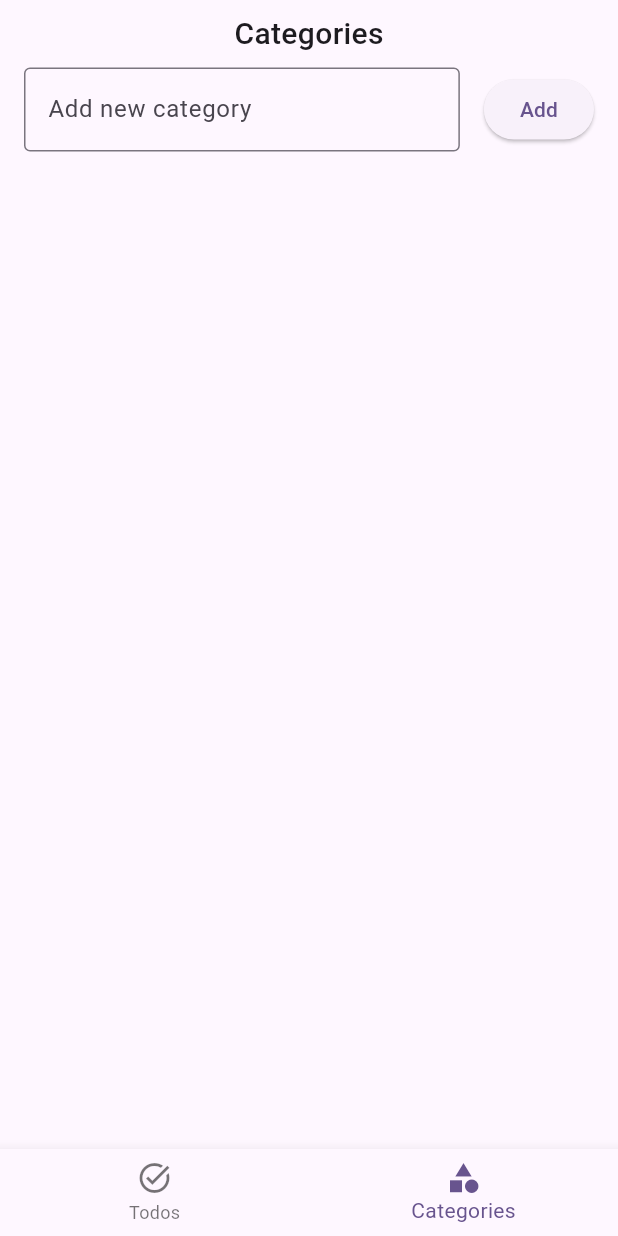
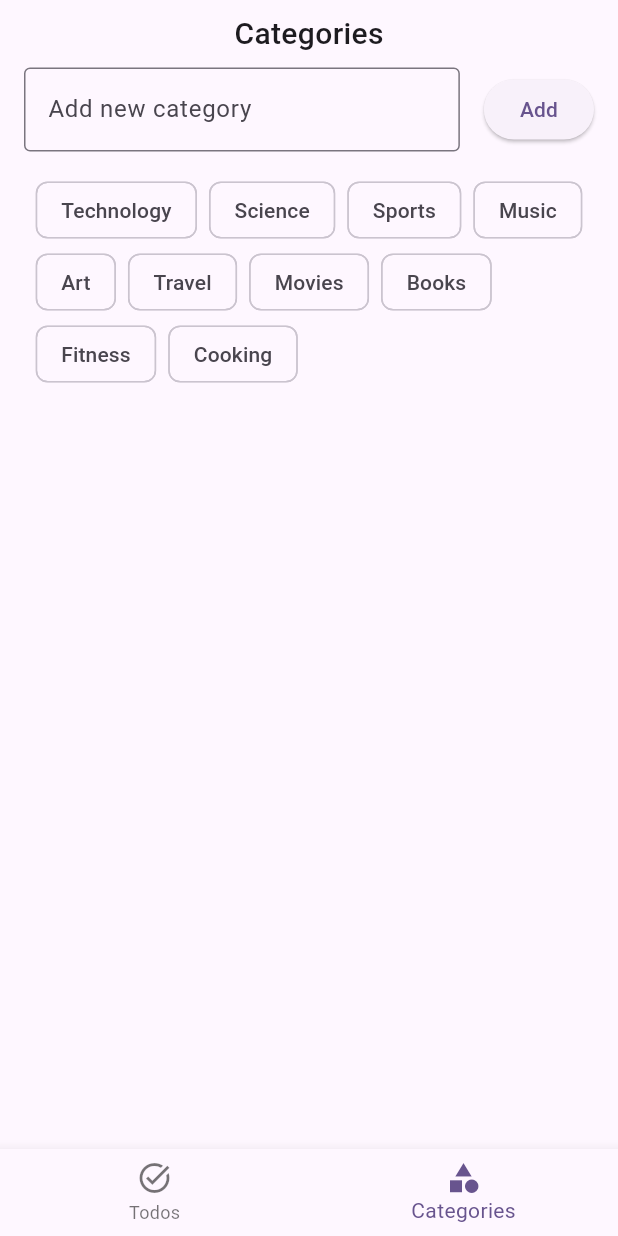
Before and after one commit to Raboro/todo-app-testing, a Flutter app: the screen it shows after launch, item 2 of the bottom bar chosen, on a phone screen of 412 x 824 dp. Run offline on Flutter 3.47's test engine with Material 3 defaults, Android fonts, the phone set to English and light mode, and no system bars; our stand-ins replace modal_bottom_sheet.

Commit message:
feat(CategoriesContainer): :sparkles: added CategoriesContainer & included in tab

```diff
--- a/todo-flutter/lib/tabs/categories_tab.dart
+++ b/todo-flutter/lib/tabs/categories_tab.dart
@@ -1,4 +1,5 @@
 import 'package:flutter/material.dart';
+import 'package:todo_flutter/widgets/categories_container.dart';
 import 'package:todo_flutter/widgets/heading.dart';
 
 import '../widgets/add_new_category.dart';
@@ -9,7 +10,11 @@ class CategoriesTab extends StatelessWidget {
   @override
   Widget build(BuildContext context) {
     return const Column(
-      children: [Center(child: Heading(text: 'Categories')), AddNewCategory()],
+      children: [
+        Center(child: Heading(text: 'Categories')),
+        AddNewCategory(),
+        CategoriesContainer()
+      ],
     );
   }
 }
--- /dev/null
+++ b/todo-flutter/lib/widgets/categories_container.dart
@@ -0,0 +1,39 @@
+import 'package:flutter/material.dart';
+import 'package:todo_flutter/data/category_model.dart';
+
+class CategoriesContainer extends StatefulWidget {
+  const CategoriesContainer({super.key});
+
+  @override
+  State<StatefulWidget> createState() => _CategoriesContainerState();
+}
+
+class _CategoriesContainerState extends State<CategoriesContainer> {
+  final List<CategoryModel> categories = <CategoryModel>[
+    'Technology',
+    'Science',
+    'Sports',
+    'Music',
+    'Art',
+    'Travel',
+    'Movies',
+    'Books',
+    'Fitness',
+    'Cooking'
+  ];
+
+  @override
+  Widget build(BuildContext context) {
+    return Padding(
+      padding: const EdgeInsets.all(15.0),
+      child: Wrap(
+        spacing: 8.0,
+        children: categories.map((category) {
+          return Chip(
+            label: Text(category),
+          );
+        }).toList(),
+      ),
+    );
+  }
+}
```
